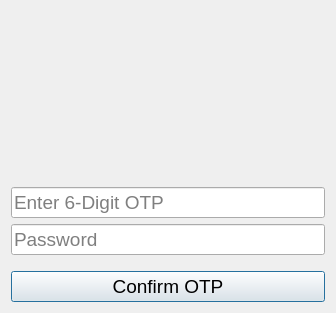
First picture: the form in src/windows/ui/ChangeOTPDialog.ui, repository 1icolo/AUPay, before the edit.
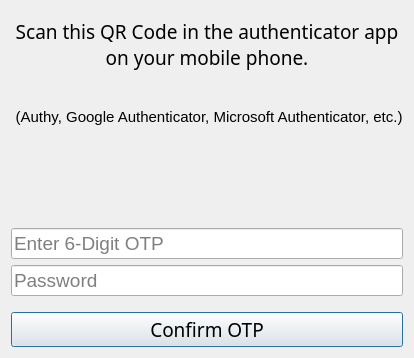
Second picture: the form after the edit.

Commit message: added instructions how to use the qr code

The edit to the form file:
```diff
--- a/src/windows/ui/ChangeOTPDialog.ui
+++ b/src/windows/ui/ChangeOTPDialog.ui
@@ -6,8 +6,8 @@
    <rect>
     <x>0</x>
     <y>0</y>
-    <width>336</width>
-    <height>313</height>
+    <width>414</width>
+    <height>358</height>
    </rect>
   </property>
   <property name="windowTitle">
@@ -20,6 +20,41 @@
    <bool>true</bool>
   </property>
   <layout class="QVBoxLayout" name="verticalLayout">
+   <item>
+    <widget class="QLabel" name="label">
+     <property name="font">
+      <font>
+       <family>Segoe UI Semibold</family>
+       <pointsize>14</pointsize>
+      </font>
+     </property>
+     <property name="text">
+      <string>Scan this QR Code in the authenticator app on your mobile phone.</string>
+     </property>
+     <property name="alignment">
+      <set>Qt::AlignCenter</set>
+     </property>
+     <property name="wordWrap">
+      <bool>true</bool>
+     </property>
+    </widget>
+   </item>
+   <item>
+    <widget class="QLabel" name="label_2">
+     <property name="font">
+      <font>
+       <family>Segoe UI</family>
+       <pointsize>11</pointsize>
+      </font>
+     </property>
+     <property name="text">
+      <string> (Authy, Google Authenticator, Microsoft Authenticator, etc.)</string>
+     </property>
+     <property name="alignment">
+      <set>Qt::AlignCenter</set>
+     </property>
+    </widget>
+   </item>
    <item>
     <widget class="QLabel" name="qrcodeimg">
      <property name="text">
@@ -76,7 +111,7 @@
     <widget class="QPushButton" name="button_confirm_otp">
      <property name="font">
       <font>
-       <family>Segoe UI</family>
+       <family>Segoe UI Semibold</family>
        <pointsize>14</pointsize>
       </font>
      </property>
```
The commit also changes 1 other file.
